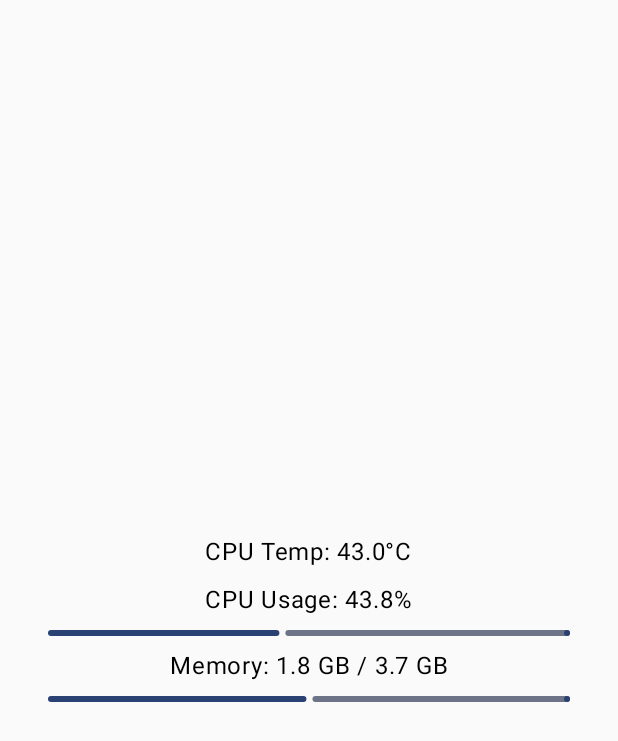
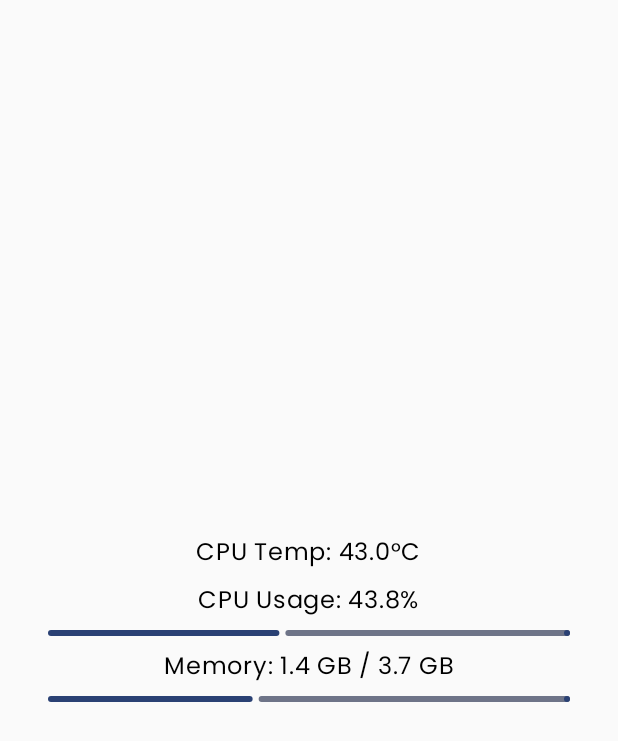
Before and after one commit to DEJA-1/PZ-UDTM, an Android app built with Jetpack Compose: the screen it shows after launch (MainActivity), on a phone screen of 412 x 824 dp. Shown: the top 741 px of the screen. Run offline under Robolectric (Android 15) with nearby library versions, the phone set to English and light mode, and no system bars; our stand-ins replace Dagger/Hilt's generated code.

Commit message:
change font

```diff
--- a/app/build.gradle.kts
+++ b/app/build.gradle.kts
@@ -75,4 +75,5 @@
     implementation(libs.navigation.compose)
     implementation(libs.hilt.navigation.compose)
     implementation(libs.kotlinx.collections.immutable)
+    implementation(libs.androidx.ui.text.google.fonts)
 }
--- a/app/src/main/java/com/km/pz_app/ui/theme/Color.kt
+++ b/app/src/main/java/com/km/pz_app/ui/theme/Color.kt
@@ -9,3 +9,8 @@
 val Purple40 = Color(0xFF6650a4)
 val PurpleGrey40 = Color(0xFF625b71)
 val Pink40 = Color(0xFF7D5260)
+val background = Color(0xFF141920)
+val backgroundSecondary = Color(0xFF191D23)
+val primary = Color(0xFF99FFAD)
+val secondary = Color(0xFFFFBB7B)
+val tertiary = Color(0xFFFF4C58)
--- /dev/null
+++ b/app/src/main/java/com/km/pz_app/ui/theme/Font.kt
@@ -0,0 +1,19 @@
+package com.km.pz_app.ui.theme
+
+import androidx.compose.ui.text.font.FontFamily
+import androidx.compose.ui.text.googlefonts.Font
+import androidx.compose.ui.text.googlefonts.GoogleFont
+import androidx.compose.ui.text.googlefonts.GoogleFont.Provider
+import com.km.pz_app.R
+
+val poppinsFont = GoogleFont("Poppins")
+
+val poppinsProvider = Provider(
+    providerAuthority = "com.google.android.gms.fonts",
+    providerPackage = "com.google.android.gms",
+    certificates = R.array.com_google_android_gms_fonts_certs,
+)
+
+val PoppinsFontFamily = FontFamily(
+    Font(googleFont = poppinsFont, fontProvider = poppinsProvider)
+)
--- a/app/src/main/java/com/km/pz_app/ui/theme/Type.kt
+++ b/app/src/main/java/com/km/pz_app/ui/theme/Type.kt
@@ -9,7 +9,7 @@
 // Set of Material typography styles to start with
 val Typography = Typography(
     bodyLarge = TextStyle(
-        fontFamily = FontFamily.Default,
+        fontFamily = PoppinsFontFamily,
         fontWeight = FontWeight.Normal,
         fontSize = 16.sp,
         lineHeight = 24.sp,
--- /dev/null
+++ b/app/src/main/res/values/fonts_certs.xml
@@ -0,0 +1,11 @@
+<resources>
+    <array name="com_google_android_gms_fonts_certs">
+        <item>@array/certs</item>
+    </array>
+    <array name="certs">
+        <item>
+            MIIBIjANBgkqhkiG9w0BAQEFAAOCAQ8AMIIBCgKCAQEA7OiT...
+
+        </item>
+    </array>
+</resources>
--- a/gradle/libs.versions.toml
+++ b/gradle/libs.versions.toml
@@ -19,6 +19,7 @@
 
 [libraries]
 androidx-core-ktx = { group = "androidx.core", name = "core-ktx", version.ref = "coreKtx" }
+androidx-ui-text-google-fonts = { module = "androidx.compose.ui:ui-text-google-fonts" }
 junit = { group = "junit", name = "junit", version.ref = "junit" }
 androidx-junit = { group = "androidx.test.ext", name = "junit", version.ref = "junitVersion" }
 androidx-espresso-core = { group = "androidx.test.espresso", name = "espresso-core", version.ref = "espressoCore" }
```
